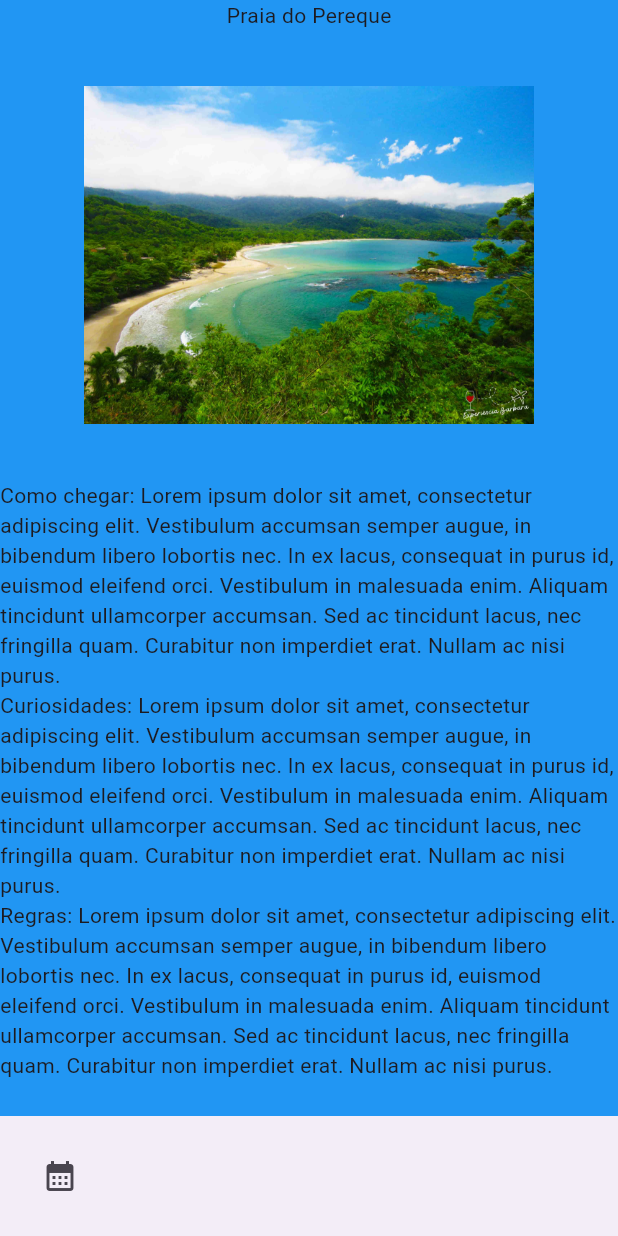
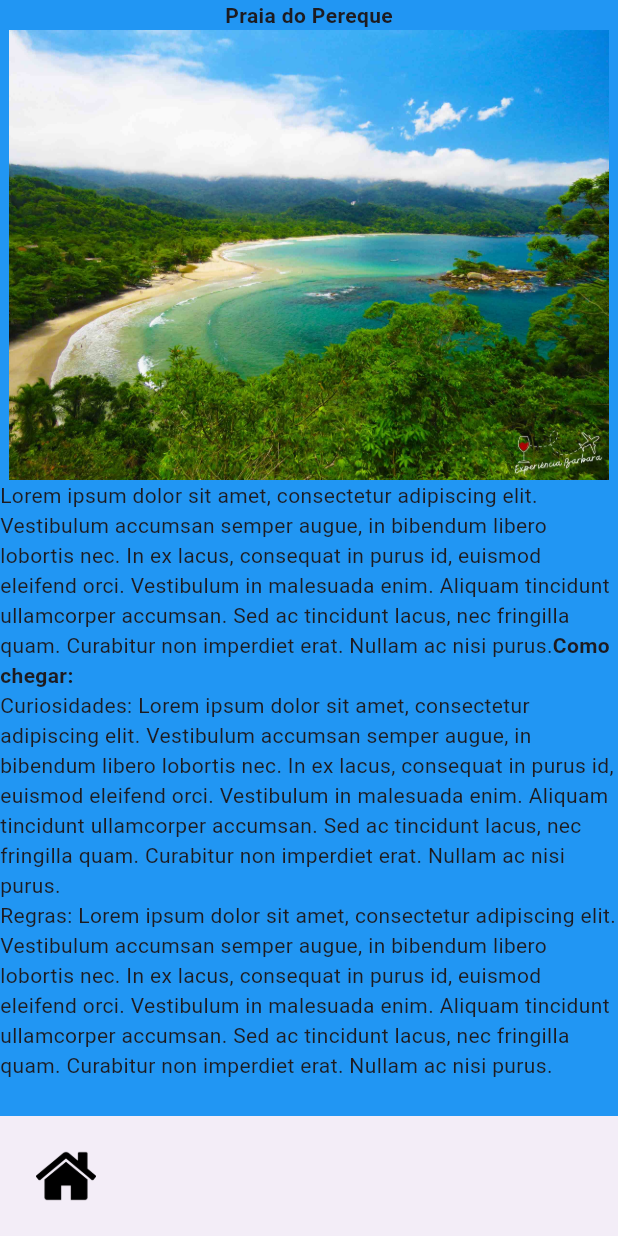
Before and after one commit to JuS0l/App_IlhaBela, a Flutter app: the screen it shows after launch, on a phone screen of 412 x 824 dp. Run offline on Flutter 3.47's test engine with Material 3 defaults, Android fonts, the phone set to English and light mode, and no system bars.

Commit message:
atualização dia 14/06

```diff
--- a/lib/main.dart
+++ b/lib/main.dart
@@ -17,19 +17,34 @@ class MainApp extends StatelessWidget {
 
             children: <Widget>[
                 IconButton(
-                icon: const Icon(Icons.calendar_month),
-                onPressed: () {
-                }
+                iconSize: 40,
+                icon: Image.asset('icons/casa.png'),
+                onPressed: () {}
               )
               ]
           )
         ),
         body: Center(
           child: Column(
-            children: <Widget> [
-              const Text('Praia do Pereque'),
-              Image.asset('img/praia_castelhanos.jpg',width: 300,height: 300,),
-              const Text('Como chegar: Lorem ipsum dolor sit amet, consectetur adipiscing elit. Vestibulum accumsan semper augue, in bibendum libero lobortis nec. In ex lacus, consequat in purus id, euismod eleifend orci. Vestibulum in malesuada enim. Aliquam tincidunt ullamcorper accumsan. Sed ac tincidunt lacus, nec fringilla quam. Curabitur non imperdiet erat. Nullam ac nisi purus. '),
+            children:<Widget>[
+              const Text.rich(
+                TextSpan(
+                  children: <TextSpan>[
+                    TextSpan(text: 'Praia do Pereque', style: TextStyle(fontWeight: FontWeight.bold))
+                  ]
+                ),
+              ),
+
+              Image.asset('img/praia_castelhanos.jpg',width: 900,height: 300,),
+
+              const Text.rich(
+                TextSpan(
+                  children: <TextSpan>[
+                    TextSpan(text:'Como chegar:', style: TextStyle(fontWeight: FontWeight.bold)),
+                ],
+                text: 'Lorem ipsum dolor sit amet, consectetur adipiscing elit. Vestibulum accumsan semper augue, in bibendum libero lobortis nec. In ex lacus, consequat in purus id, euismod eleifend orci. Vestibulum in malesuada enim. Aliquam tincidunt ullamcorper accumsan. Sed ac tincidunt lacus, nec fringilla quam. Curabitur non imperdiet erat. Nullam ac nisi purus.'
+                ),
+              ),
 
               const Text('Curiosidades: Lorem ipsum dolor sit amet, consectetur adipiscing elit. Vestibulum accumsan semper augue, in bibendum libero lobortis nec. In ex lacus, consequat in purus id, euismod eleifend orci. Vestibulum in malesuada enim. Aliquam tincidunt ullamcorper accumsan. Sed ac tincidunt lacus, nec fringilla quam. Curabitur non imperdiet erat. Nullam ac nisi purus. '),
 
--- a/pubspec.yaml
+++ b/pubspec.yaml
@@ -20,3 +20,6 @@ flutter:
   assets:
     - icons/casa.png
     - img/praia_castelhanos.jpg
+    - icons/mapa.png
+    - icons/calendario.png
+    - icons/avaliacao.png
```
